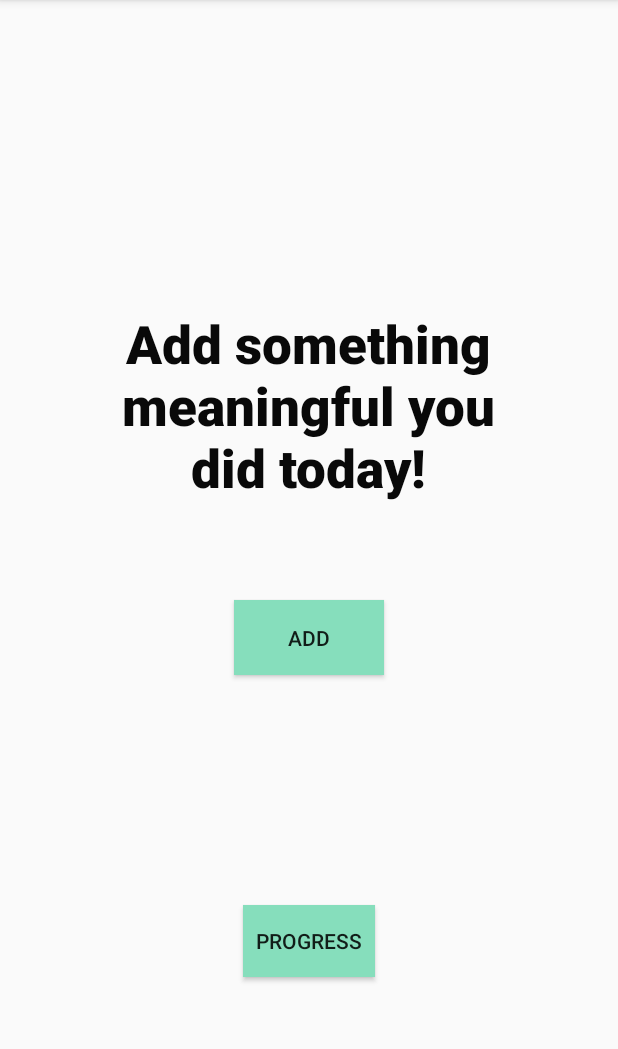
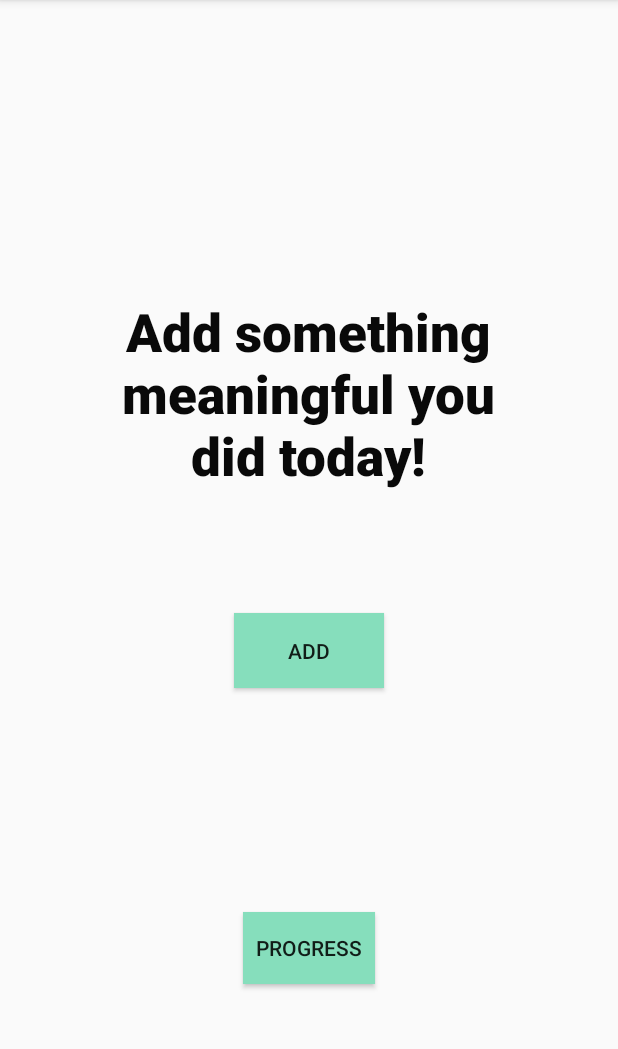
Before and after one commit to guillermo31/MeaningfulDay, an Android app: the screen it shows after launch (MainActivity), on a phone screen of 412 x 824 dp, the part 84-1133 px from its top. Run offline under Robolectric (Android 15) with nearby library versions, the phone set to English and light mode, and no system bars.

Commit message:
Updated MainActivity constraints one more time

```diff
--- a/app/src/main/res/layout/activity_main.xml
+++ b/app/src/main/res/layout/activity_main.xml
@@ -32,7 +32,7 @@
         android:layout_height="50dp"
         android:layout_marginStart="155dp"
         android:layout_marginLeft="155dp"
-        android:layout_marginTop="24dp"
+        android:layout_marginTop="45dp"
         android:layout_marginEnd="156dp"
         android:layout_marginRight="156dp"
         android:layout_marginBottom="314dp"
```
